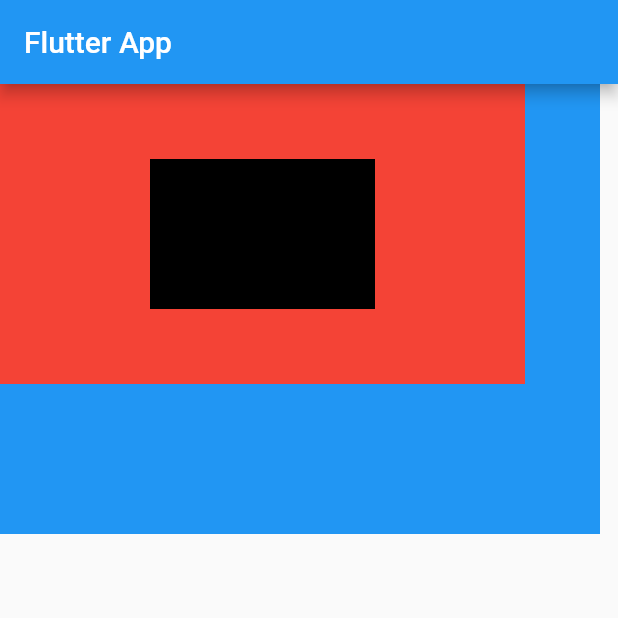
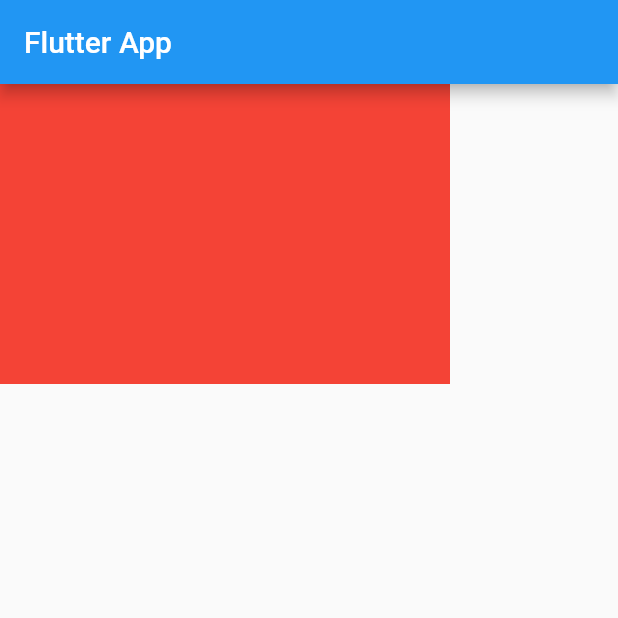
Before and after one commit to dipeshkoirala21/flutter_medium, a Flutter app: the screen it shows after launch, on a phone screen of 412 x 824 dp, the top half of it. Run offline on Flutter 3.47's test engine with Material 2 defaults, Android fonts, the phone set to English and light mode, and no system bars.

Commit message:
feat: sizedbox

```diff
--- a/lib/main.dart
+++ b/lib/main.dart
@@ -34,27 +34,12 @@ class _MyHomePageState extends State<MyHomePage> {
         appBar: AppBar(
           title: const Text('Flutter App'),
         ),
-        body: Stack(
-          children: [
-            Container(
-              height: 300,
-              width: 400,
-              color: Colors.blue,
-            ),
-            Container(
-              height: 200,
-              width: 350,
-              color: Colors.red,
-            ),
-            Positioned(
-                top: 50,
-                left: 100,
-                child: Container(
-                  height: 100,
-                  width: 150,
-                  color: Colors.black,
-                ))
-          ],
+        body: SizedBox(
+          width: 300,
+          height: 200,
+          child: Container(
+            color: Colors.red,
+          ),
         ));
   }
 }
```
